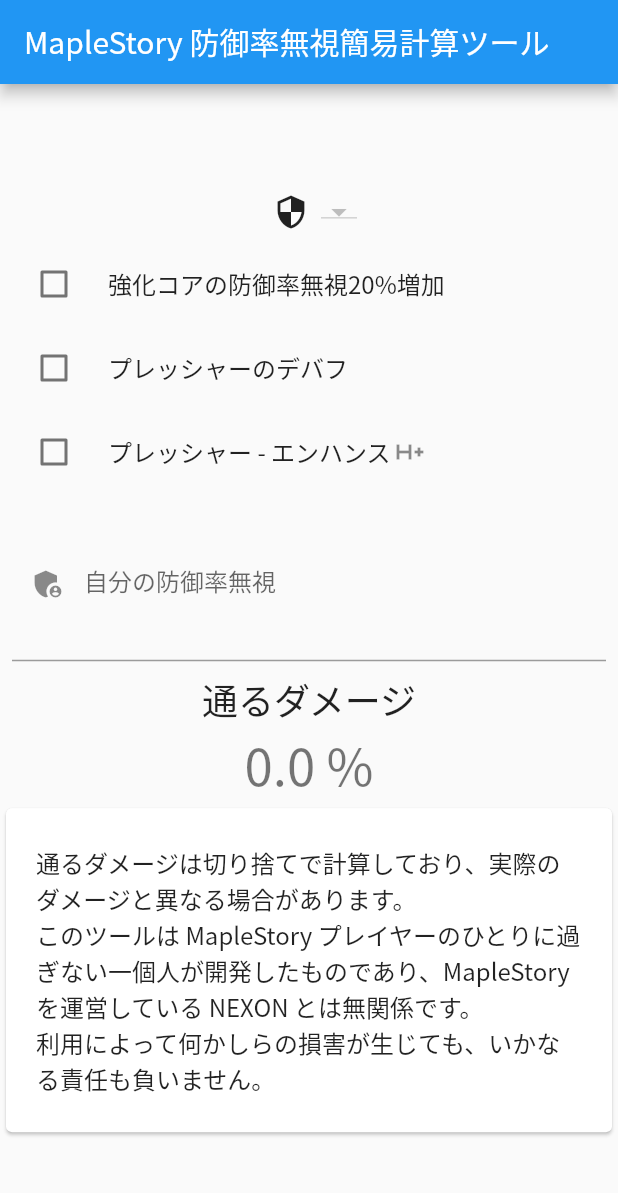
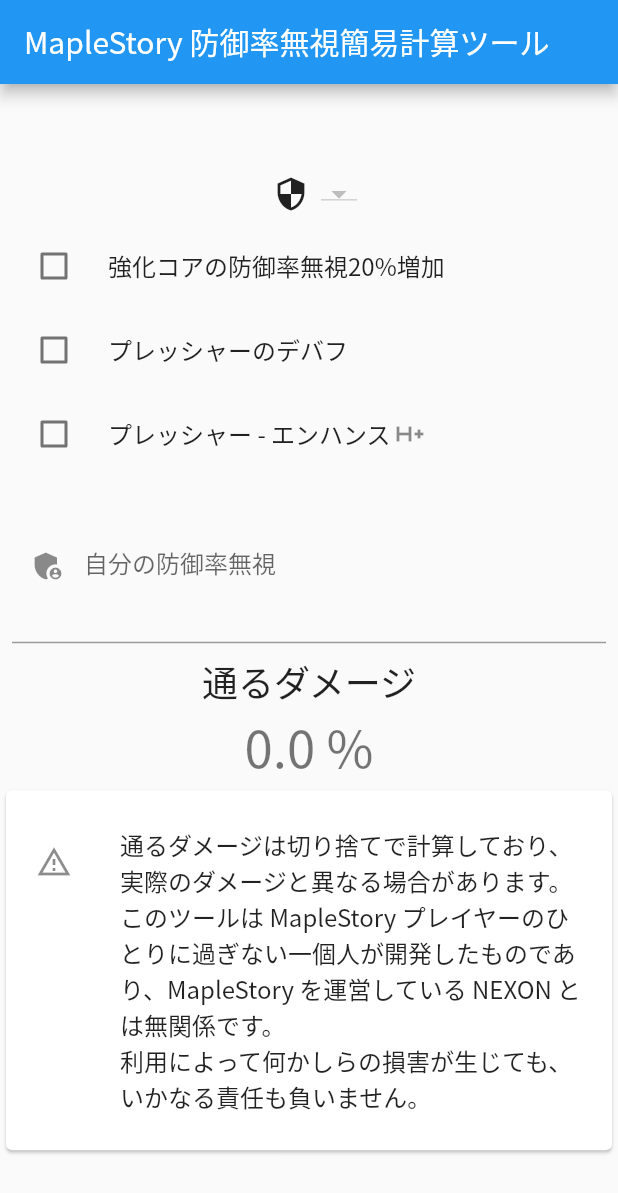
Before and after one commit to rimanem18/flutter-maplestory-ignore-guard, a Flutter app: the screen it shows after launch, on a phone screen of 412 x 824 dp. Shown: the top 1193 px of the screen. Run offline on Flutter 3.47's test engine with Material 2 defaults, Android fonts, the phone set to English and light mode, and no system bars; statements that could not run were skipped.

Commit message:
注意書きにアイコンを追加

```diff
--- a/lib/main.dart
+++ b/lib/main.dart
@@ -222,6 +222,7 @@
               ),
               const Card(
                 child: ListTile(
+                  leading: Icon(Icons.warning_amber_outlined),
                   contentPadding: EdgeInsets.all(20.0),
                   title: Text(
                       '通るダメージは切り捨てで計算しており、実際のダメージと異なる場合があります。\nこのツールは MapleStory プレイヤーのひとりに過ぎない一個人が開発したものであり、MapleStory を運営している NEXON とは無関係です。\n利用によって何かしらの損害が生じても、いかなる責任も負いません。'),
```
